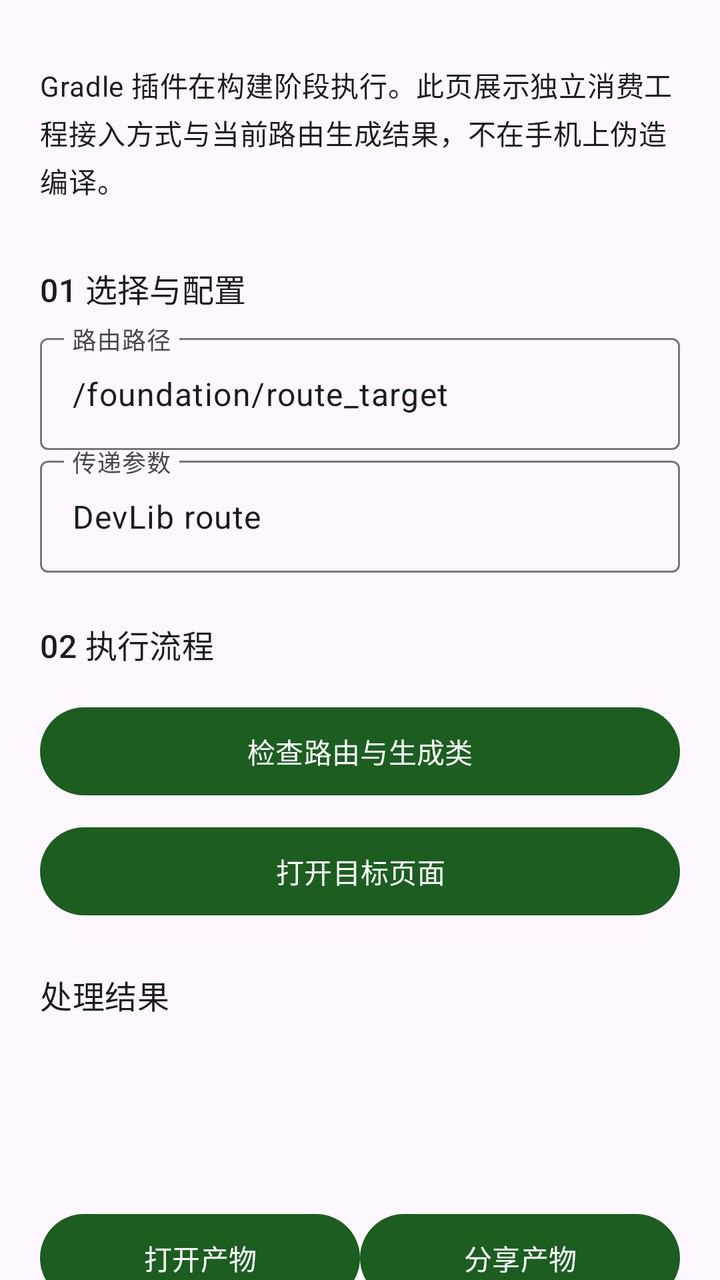
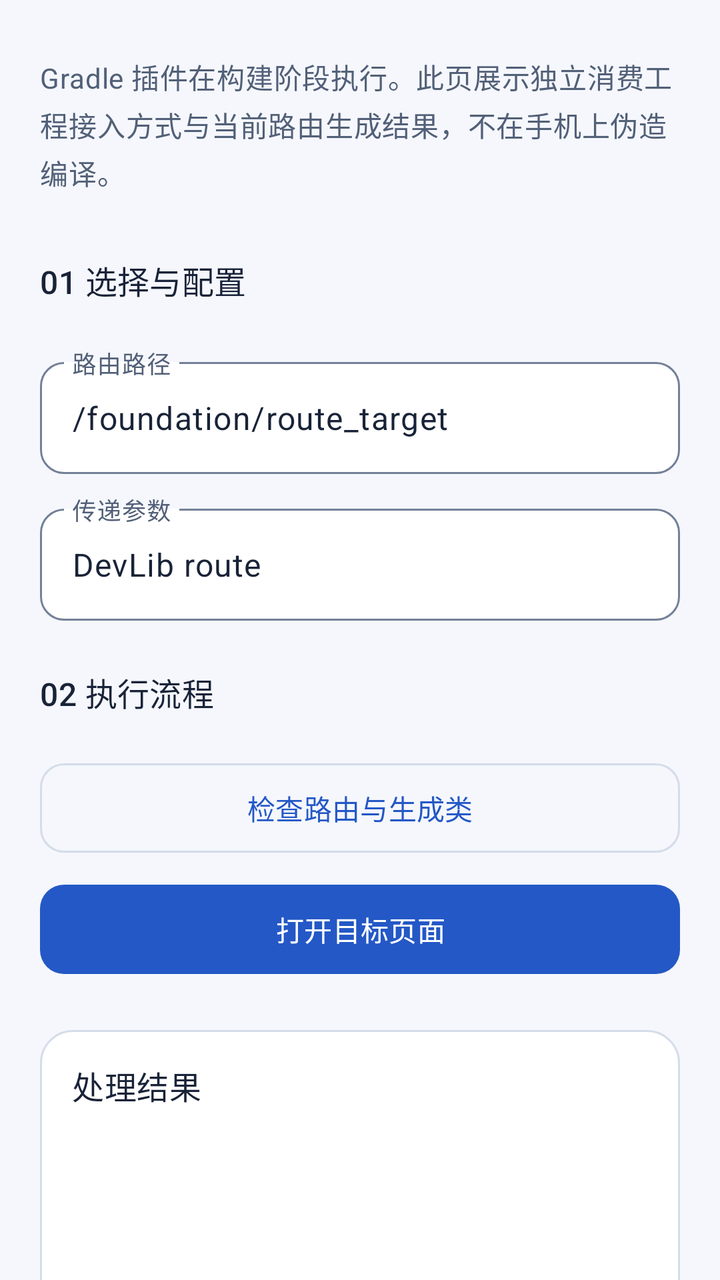

Compare the two renders of this Android layout. The source of the first and the diff that turns it into the second are given below.
<!-- AndroidManifest.xml: another module's application theme Theme.DevLib -->
<!-- res/layout/demo_plugin.xml -->
<?xml version='1.0' encoding='utf-8'?>
<ScrollView xmlns:android="http://schemas.android.com/apk/res/android" android:layout_width="match_parent" android:layout_height="match_parent" android:fillViewport="true" android:scrollbars="none" android:clipToPadding="false">
    <LinearLayout style="@style/Demo.Page">
        <TextView style="@style/Demo.Label" android:text="@string/demo_plugin_intro" />
        <TextView style="@style/Demo.Heading" android:text="@string/demo_plugin_input" />
        <com.google.android.material.textfield.TextInputLayout android:layout_width="match_parent" android:layout_height="wrap_content" android:hint="@string/demo_plugin_path">
            <com.google.android.material.textfield.TextInputEditText android:id="@+id/path" style="@style/Demo.Input" android:inputType="text" android:text="@string/demo_plugin_path_value" android:saveEnabled="true" />
        </com.google.android.material.textfield.TextInputLayout>
        <com.google.android.material.textfield.TextInputLayout android:layout_width="match_parent" android:layout_height="wrap_content" android:hint="@string/demo_plugin_value">
            <com.google.android.material.textfield.TextInputEditText android:id="@+id/value" style="@style/Demo.Input" android:inputType="text" android:text="@string/demo_plugin_value_value" android:saveEnabled="true" />
        </com.google.android.material.textfield.TextInputLayout>
        <TextView style="@style/Demo.Heading" android:text="@string/demo_plugin_execute" />
        <com.google.android.material.button.MaterialButton android:id="@+id/inspect" style="@style/Demo.Button" android:text="@string/demo_plugin_inspect" />
        <com.google.android.material.button.MaterialButton android:id="@+id/navigate" style="@style/Demo.Button" android:text="@string/demo_plugin_navigate" />
        <include android:id="@+id/result" layout="@layout/demo_output" />
    </LinearLayout>
</ScrollView>
<!-- res/layout/demo_output.xml (included above) -->
<?xml version='1.0' encoding='utf-8'?>
<LinearLayout xmlns:android="http://schemas.android.com/apk/res/android" style="@style/Demo.Page" android:padding="0dp">
    <TextView style="@style/Demo.Heading" android:text="@string/demo_output" />
    <TextView android:id="@+id/inputs" style="@style/Demo.Label" android:textIsSelectable="true" />
    <ImageView android:id="@+id/inputPreview" android:layout_width="match_parent" android:layout_height="200dp" android:scaleType="fitCenter" android:contentDescription="@string/workspace_original" android:visibility="gone" />
    <ProgressBar android:id="@+id/progress" style="?android:attr/progressBarStyleHorizontal" android:layout_width="match_parent" android:layout_height="wrap_content" android:visibility="gone" />
    <TextView android:id="@+id/message" style="@style/Demo.Label" android:textIsSelectable="true" />
    <ImageView android:id="@+id/preview" android:layout_width="match_parent" android:layout_height="wrap_content" android:adjustViewBounds="true" android:maxHeight="360dp" android:contentDescription="@string/demo_preview" android:visibility="gone" />
    <com.google.android.material.button.MaterialButton android:id="@+id/cancel" style="@style/Demo.Button" android:text="@string/demo_cancel" android:visibility="gone" />
    <LinearLayout android:layout_width="match_parent" android:layout_height="wrap_content" android:orientation="horizontal">
        <com.google.android.material.button.MaterialButton android:id="@+id/open" style="@style/Demo.Button" android:layout_width="0dp" android:layout_weight="1" android:text="@string/demo_open" />
        <com.google.android.material.button.MaterialButton android:id="@+id/share" style="@style/Demo.Button" android:layout_width="0dp" android:layout_weight="1" android:text="@string/demo_share" />
    </LinearLayout>
    <com.google.android.material.button.MaterialButton android:id="@+id/save" style="@style/Demo.Button" android:text="@string/workspace_save" />
    <com.google.android.material.button.MaterialButton android:id="@+id/continueWith" style="@style/Demo.Button" android:text="@string/workspace_continue" />
</LinearLayout>
<!-- resources referenced by this layout -->
<resources>
  <style name="Demo.Button" parent="">
          <item name="android:layout_width">match_parent</item>
          <item name="android:layout_height">wrap_content</item>
          <item name="android:minHeight">52dp</item>
          <item name="android:layout_marginTop">8dp</item>
      </style>
  <style name="Demo.Heading" parent="Demo.Label">
          <item name="android:textAppearance">?attr/textAppearanceTitleMedium</item>
          <item name="android:layout_marginTop">24dp</item>
      </style>
  <style name="Demo.Input" parent="">
          <item name="android:layout_width">match_parent</item>
          <item name="android:layout_height">wrap_content</item>
          <item name="android:minHeight">56dp</item>
          <item name="android:layout_marginTop">8dp</item>
          <item name="android:importantForAutofill">no</item>
      </style>
  <style name="Demo.Label" parent="">
          <item name="android:layout_width">match_parent</item>
          <item name="android:layout_height">wrap_content</item>
          <item name="android:textAppearance">?attr/textAppearanceBodyMedium</item>
          <item name="android:layout_marginTop">12dp</item>
          <item name="android:layout_marginBottom">8dp</item>
      </style>
  <style name="Demo.Page" parent="">
          <item name="android:orientation">vertical</item>
          <item name="android:padding">20dp</item>
          <item name="android:layout_width">match_parent</item>
          <item name="android:layout_height">wrap_content</item>
      </style>
  <style name="Theme.DevLib" parent="Theme.Material3.DayNight.NoActionBar">
          <item name="colorPrimary">@color/primary</item>
          <item name="colorOnPrimary">@color/on_primary</item>
          <item name="android:statusBarColor">@android:color/transparent</item>
          <item name="android:navigationBarColor">@android:color/transparent</item>
          <item name="android:windowLightStatusBar">true</item>
          <item name="android:windowLightNavigationBar">true</item>
          <item name="android:enforceNavigationBarContrast">false</item>
      </style>
  <color name="primary">#1B5E20</color>
  <color name="on_primary">#FFFFFF</color>
  <!-- unchanged entries left out for length: 17 -->
</resources>

<!-- the commit's change to res/layout/demo_plugin.xml (unified diff, before → after) -->
@@ -3,31 +3,31 @@
     <LinearLayout style="@style/Demo.Page">
         <TextView style="@style/Demo.Label" android:text="@string/demo_plugin_intro" />
         <TextView style="@style/Demo.Heading" android:text="@string/demo_plugin_input" />
-        <com.google.android.material.textfield.TextInputLayout android:layout_width="match_parent" android:layout_height="wrap_content" android:hint="@string/demo_plugin_path">
+        <com.google.android.material.textfield.TextInputLayout style="@style/Demo.TextInputLayout" android:layout_width="match_parent" android:layout_height="wrap_content" android:hint="@string/demo_plugin_path">
             <com.google.android.material.textfield.TextInputEditText android:id="@+id/path" style="@style/Demo.Input" android:inputType="text" android:text="@string/demo_plugin_path_value" android:saveEnabled="true" />
         </com.google.android.material.textfield.TextInputLayout>
-        <com.google.android.material.textfield.TextInputLayout android:layout_width="match_parent" android:layout_height="wrap_content" android:hint="@string/demo_plugin_value">
+        <com.google.android.material.textfield.TextInputLayout style="@style/Demo.TextInputLayout" android:layout_width="match_parent" android:layout_height="wrap_content" android:hint="@string/demo_plugin_value">
             <com.google.android.material.textfield.TextInputEditText android:id="@+id/value" style="@style/Demo.Input" android:inputType="text" android:text="@string/demo_plugin_value_value" android:saveEnabled="true" />
         </com.google.android.material.textfield.TextInputLayout>
         <TextView style="@style/Demo.Heading" android:text="@string/demo_plugin_execute" />
         <com.google.android.material.button.MaterialButton android:id="@+id/inspect" style="@style/Demo.Button" android:text="@string/demo_plugin_inspect" />
-        <com.google.android.material.button.MaterialButton android:id="@+id/navigate" style="@style/Demo.Button" android:text="@string/demo_plugin_navigate" />
+        <com.google.android.material.button.MaterialButton android:id="@+id/navigate" style="@style/Demo.Button.Primary" android:text="@string/demo_plugin_navigate" />
         <include android:id="@+id/result" layout="@layout/demo_output" />
     </LinearLayout>
 </ScrollView>
 <!-- res/layout/demo_output.xml (included above) -->
 <?xml version='1.0' encoding='utf-8'?>
-<LinearLayout xmlns:android="http://schemas.android.com/apk/res/android" style="@style/Demo.Page" android:padding="0dp">
-    <TextView style="@style/Demo.Heading" android:text="@string/demo_output" />
+<LinearLayout xmlns:android="http://schemas.android.com/apk/res/android" style="@style/Demo.Page" android:padding="16dp" android:layout_marginTop="24dp" android:background="@drawable/demo_result_surface">
+    <TextView style="@style/Demo.Heading" android:layout_marginTop="0dp" android:text="@string/demo_output" />
     <TextView android:id="@+id/inputs" style="@style/Demo.Label" android:textIsSelectable="true" />
     <ImageView android:id="@+id/inputPreview" android:layout_width="match_parent" android:layout_height="200dp" android:scaleType="fitCenter" android:contentDescription="@string/workspace_original" android:visibility="gone" />
     <ProgressBar android:id="@+id/progress" style="?android:attr/progressBarStyleHorizontal" android:layout_width="match_parent" android:layout_height="wrap_content" android:visibility="gone" />
-    <TextView android:id="@+id/message" style="@style/Demo.Label" android:textIsSelectable="true" />
+    <TextView android:id="@+id/message" style="@style/Demo.Label" android:accessibilityLiveRegion="polite" android:textIsSelectable="true" />
     <ImageView android:id="@+id/preview" android:layout_width="match_parent" android:layout_height="wrap_content" android:adjustViewBounds="true" android:maxHeight="360dp" android:contentDescription="@string/demo_preview" android:visibility="gone" />
-    <com.google.android.material.button.MaterialButton android:id="@+id/cancel" style="@style/Demo.Button" android:text="@string/demo_cancel" android:visibility="gone" />
+    <com.google.android.material.button.MaterialButton android:id="@+id/cancel" style="@style/Demo.Button.Danger" android:text="@string/demo_cancel" android:visibility="gone" />
     <LinearLayout android:layout_width="match_parent" android:layout_height="wrap_content" android:orientation="horizontal">
-        <com.google.android.material.button.MaterialButton android:id="@+id/open" style="@style/Demo.Button" android:layout_width="0dp" android:layout_weight="1" android:text="@string/demo_open" />
-        <com.google.android.material.button.MaterialButton android:id="@+id/share" style="@style/Demo.Button" android:layout_width="0dp" android:layout_weight="1" android:text="@string/demo_share" />
+        <com.google.android.material.button.MaterialButton android:id="@+id/open" style="@style/Demo.Button.Primary" android:layout_marginEnd="4dp" android:layout_width="0dp" android:layout_weight="1" android:text="@string/demo_open" />
+        <com.google.android.material.button.MaterialButton android:id="@+id/share" style="@style/Demo.Button" android:layout_marginStart="4dp" android:layout_width="0dp" android:layout_weight="1" android:text="@string/demo_share" />
     </LinearLayout>
     <com.google.android.material.button.MaterialButton android:id="@+id/save" style="@style/Demo.Button" android:text="@string/workspace_save" />
     <com.google.android.material.button.MaterialButton android:id="@+id/continueWith" style="@style/Demo.Button" android:text="@string/workspace_continue" />
<!-- resource entries referenced after the edit -->
@@ -1,46 +1,130 @@
 <!-- resources referenced by this layout -->
 <resources>
-  <style name="Demo.Button" parent="">
+  <!-- drawable demo_result_surface (drawable) -->
+  <shape xmlns:android="http://schemas.android.com/apk/res/android" android:shape="rectangle">
+      <solid android:color="@color/dev_surface_card" />
+      <corners android:radius="16dp" />
+      <stroke android:width="1dp" android:color="@color/dev_outline_variant" />
+  </shape>
+  <style name="Demo.Button" parent="Widget.Material3.Button.OutlinedButton">
           <item name="android:layout_width">match_parent</item>
           <item name="android:layout_height">wrap_content</item>
-          <item name="android:minHeight">52dp</item>
+          <item name="android:minHeight">48dp</item>
+          <item name="android:minWidth">0dp</item>
           <item name="android:layout_marginTop">8dp</item>
+          <item name="android:textAllCaps">false</item>
+          <item name="cornerRadius">12dp</item>
+          <item name="strokeColor">@color/dev_outline_variant</item>
+          <item name="android:paddingTop">12dp</item>
+          <item name="android:paddingBottom">12dp</item>
+      </style>
+  <style name="Demo.Button.Danger" parent="Demo.Button">
+          <item name="android:textColor">@color/dev_error</item>
+      </style>
+  <style name="Demo.Button.Primary" parent="Widget.Material3.Button">
+          <item name="android:layout_width">match_parent</item>
+          <item name="android:layout_height">wrap_content</item>
+          <item name="android:minHeight">48dp</item>
+          <item name="android:minWidth">0dp</item>
+          <item name="android:layout_marginTop">8dp</item>
+          <item name="android:textAllCaps">false</item>
+          <item name="cornerRadius">12dp</item>
+          <item name="android:paddingTop">12dp</item>
+          <item name="android:paddingBottom">12dp</item>
       </style>
   <style name="Demo.Heading" parent="Demo.Label">
           <item name="android:textAppearance">?attr/textAppearanceTitleMedium</item>
+          <item name="android:textColor">@color/feature_res_on_surface</item>
           <item name="android:layout_marginTop">24dp</item>
+          <item name="android:layout_marginBottom">12dp</item>
+          <item name="android:accessibilityHeading">true</item>
       </style>
   <style name="Demo.Input" parent="">
           <item name="android:layout_width">match_parent</item>
           <item name="android:layout_height">wrap_content</item>
           <item name="android:minHeight">56dp</item>
-          <item name="android:layout_marginTop">8dp</item>
           <item name="android:importantForAutofill">no</item>
       </style>
   <style name="Demo.Label" parent="">
           <item name="android:layout_width">match_parent</item>
           <item name="android:layout_height">wrap_content</item>
           <item name="android:textAppearance">?attr/textAppearanceBodyMedium</item>
-          <item name="android:layout_marginTop">12dp</item>
+          <item name="android:textColor">@color/dev_on_surface_variant</item>
+          <item name="android:lineSpacingExtra">3dp</item>
+          <item name="android:layout_marginTop">8dp</item>
           <item name="android:layout_marginBottom">8dp</item>
       </style>
   <style name="Demo.Page" parent="">
           <item name="android:orientation">vertical</item>
           <item name="android:padding">20dp</item>
+          <item name="android:paddingBottom">32dp</item>
           <item name="android:layout_width">match_parent</item>
           <item name="android:layout_height">wrap_content</item>
       </style>
+  <style name="Demo.TextInputLayout" parent="Widget.Material3.TextInputLayout.OutlinedBox">
+          <item name="android:layout_marginTop">12dp</item>
+          <item name="boxCornerRadiusTopStart">12dp</item>
+          <item name="boxCornerRadiusTopEnd">12dp</item>
+          <item name="boxCornerRadiusBottomStart">12dp</item>
+          <item name="boxCornerRadiusBottomEnd">12dp</item>
+          <item name="boxBackgroundColor">@color/dev_surface_card</item>
+      </style>
   <style name="Theme.DevLib" parent="Theme.Material3.DayNight.NoActionBar">
-          <item name="colorPrimary">@color/primary</item>
-          <item name="colorOnPrimary">@color/on_primary</item>
+          <item name="colorPrimary">@color/dev_primary</item>
+          <item name="colorOnPrimary">@color/dev_on_primary</item>
+          <item name="colorPrimaryContainer">@color/dev_primary_container</item>
+          <item name="colorOnPrimaryContainer">@color/dev_on_primary_container</item>
+          <item name="colorSecondary">@color/dev_secondary</item>
+          <item name="colorOnSecondary">@color/dev_on_secondary</item>
+          <item name="colorSecondaryContainer">@color/dev_secondary_container</item>
+          <item name="colorOnSecondaryContainer">@color/dev_on_secondary_container</item>
+          <item name="colorTertiary">@color/dev_secondary</item>
+          <item name="colorOnTertiary">@color/dev_on_secondary</item>
+          <item name="colorTertiaryContainer">@color/dev_secondary_container</item>
+          <item name="colorOnTertiaryContainer">@color/dev_on_secondary_container</item>
+          <item name="android:colorBackground">@color/feature_res_surface</item>
+          <item name="android:windowBackground">@color/feature_res_surface</item>
+          <item name="colorOnBackground">@color/feature_res_on_surface</item>
+          <item name="colorSurface">@color/dev_surface_card</item>
+          <item name="colorOnSurface">@color/feature_res_on_surface</item>
+          <item name="colorSurfaceVariant">@color/dev_surface_variant</item>
+          <item name="colorOnSurfaceVariant">@color/dev_on_surface_variant</item>
+          <item name="colorSurfaceContainer">@color/dev_surface_card</item>
+          <item name="colorSurfaceContainerLow">@color/dev_surface_card</item>
+          <item name="colorSurfaceContainerHigh">@color/dev_surface_variant</item>
+          <item name="colorOutline">@color/dev_outline</item>
+          <item name="colorOutlineVariant">@color/dev_outline_variant</item>
+          <item name="colorError">@color/dev_error</item>
+          <item name="colorOnError">@color/dev_on_error</item>
+          <item name="colorErrorContainer">@color/dev_error_container</item>
+          <item name="colorOnErrorContainer">@color/dev_on_error_container</item>
+          <item name="textInputStyle">@style/Demo.TextInputLayout</item>
+          <item name="materialButtonStyle">@style/Demo.Button.Primary</item>
+          
+          <item name="android:windowLightStatusBar">@bool/dev_light_system_bars</item>
+          <item name="android:windowLightNavigationBar">@bool/dev_light_system_bars</item>
           <item name="android:statusBarColor">@android:color/transparent</item>
           <item name="android:navigationBarColor">@android:color/transparent</item>
-          <item name="android:windowLightStatusBar">true</item>
-          <item name="android:windowLightNavigationBar">true</item>
-          <item name="android:enforceNavigationBarContrast">false</item>
       </style>
-  <color name="primary">#1B5E20</color>
-  <color name="on_primary">#FFFFFF</color>
+  <color name="dev_surface_card">#FFFFFF</color>
+  <color name="dev_outline_variant">#D4DCE9</color>
+  <color name="dev_error">#B3261E</color>
+  <color name="feature_res_on_surface">#192338</color>
+  <color name="dev_on_surface_variant">#526078</color>
+  <color name="dev_primary">#2458C6</color>
+  <color name="dev_on_primary">#FFFFFF</color>
+  <color name="dev_primary_container">#DFE8FF</color>
+  <color name="dev_on_primary_container">#163567</color>
+  <color name="dev_secondary">#146C70</color>
+  <color name="dev_on_secondary">#FFFFFF</color>
+  <color name="dev_secondary_container">#D8F1F0</color>
+  <color name="dev_on_secondary_container">#124F53</color>
+  <color name="feature_res_surface">#F5F7FC</color>
+  <color name="dev_surface_variant">#E9EDF5</color>
+  <color name="dev_outline">#738098</color>
+  <color name="dev_on_error">#FFFFFF</color>
+  <color name="dev_error_container">#FCE3DF</color>
+  <color name="dev_on_error_container">#761F19</color>
   <!-- unchanged entries left out for length: 17 -->
 </resources>
 
